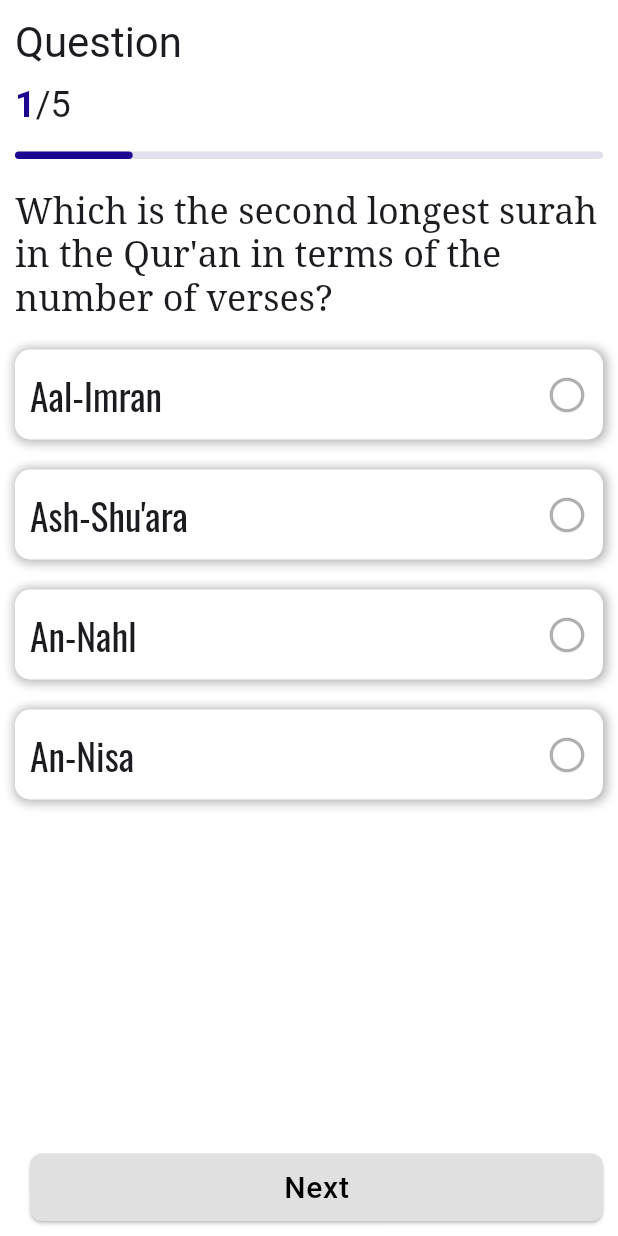
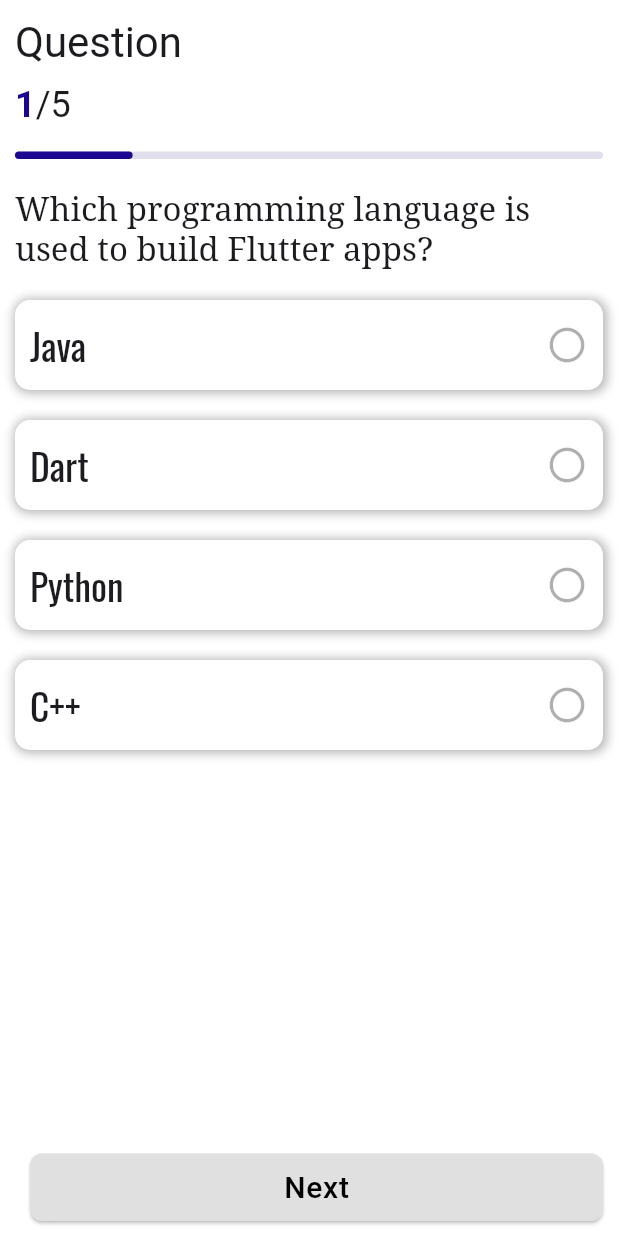
Before and after one commit to SalehMusleh04/Quiz-App-Flutter, a Flutter app: the screen it shows after launch, on a phone screen of 412 x 824 dp. Run offline on Flutter 3.47's test engine with Material 3 defaults, Android fonts, the phone set to English and light mode, and no system bars; our stand-ins replace google_fonts.

Commit message:
Update quiz questions

```diff
--- a/lib/main.dart
+++ b/lib/main.dart
@@ -10,7 +10,6 @@
 
   @override
   Widget build(BuildContext context) {
-
     return MaterialApp(
       home: HomePage(),
       debugShowCheckedModeBanner: false,
--- a/lib/models/question_item_model.dart
+++ b/lib/models/question_item_model.dart
@@ -9,50 +9,48 @@
 
 List<QuestionItemModel> questions = [
   QuestionItemModel(
-    title:
-        "Which is the second longest surah in the Qur'an in terms of the number of verses?",
+    title: "Which programming language is used to build Flutter apps?",
     answers: [
-      AnswerItemModel(answer: "Aal-Imran"),
-      AnswerItemModel(answer: "Ash-Shu'ara", isTrue: true),
-      AnswerItemModel(answer: "An-Nahl"),
-      AnswerItemModel(answer: "An-Nisa"),
+      AnswerItemModel(answer: "Java"),
+      AnswerItemModel(answer: "Dart", isTrue: true),
+      AnswerItemModel(answer: "Python"),
+      AnswerItemModel(answer: "C++"),
     ],
   ),
   QuestionItemModel(
-    title:
-        "Which of the following surahs begins with disjointed letters (Muqatta'at) and contains a verse of prostration (Sajdah)?",
+    title: "Which is the largest country in the world by land area?",
     answers: [
-      AnswerItemModel(answer: "Al-Furqan"),
-      AnswerItemModel(answer: "Al-Ankabut"),
-      AnswerItemModel(answer: "An-Najm"),
-      AnswerItemModel(answer: "An-Naml", isTrue: true),
+      AnswerItemModel(answer: "China"),
+      AnswerItemModel(answer: "USA"),
+      AnswerItemModel(answer: "Russia", isTrue: true),
+      AnswerItemModel(answer: "Canada"),
     ],
   ),
   QuestionItemModel(
-    title: "Who killed the Commander of the Faithful, Omar ibn al-Khattab ?",
+    title: "Which country has won the most FIFA World Cups?",
     answers: [
-      AnswerItemModel(answer: "Abu Lu'lu'ah al-Majusi", isTrue: true),
-      AnswerItemModel(answer: "Abdullah ibn Saba"),
-      AnswerItemModel(answer: "Ubayy ibn Khalaf"),
-      AnswerItemModel(answer: "Al-Walid ibn al-Mughirah"),
+      AnswerItemModel(answer: "Germany"),
+      AnswerItemModel(answer: "Argentina"),
+      AnswerItemModel(answer: "Brazil", isTrue: true),
+      AnswerItemModel(answer: "Italy"),
     ],
   ),
   QuestionItemModel(
-    title: 'How many times is the name "Muhammad" mentioned in the Qur\'an?',
+    title: "What is the square root of 144?",
     answers: [
-      AnswerItemModel(answer: "8"),
-      AnswerItemModel(answer: "6"),
-      AnswerItemModel(answer: "4", isTrue: true),
-      AnswerItemModel(answer: "2"),
+      AnswerItemModel(answer: "12", isTrue: true),
+      AnswerItemModel(answer: "10"),
+      AnswerItemModel(answer: "11"),
+      AnswerItemModel(answer: "14"),
     ],
   ),
   QuestionItemModel(
-    title: "Which prophet is mentioned the most in the Qur'an?",
+    title: "What is the 'Brain' of the computer called?",
     answers: [
-      AnswerItemModel(answer: "Eissa"),
-      AnswerItemModel(answer: "Mousa", isTrue: true),
-      AnswerItemModel(answer: "Ibrahim"),
-      AnswerItemModel(answer: "Adam"),
+      AnswerItemModel(answer: "RAM"),
+      AnswerItemModel(answer: "Hard Drive"),
+      AnswerItemModel(answer: "GPU"),
+      AnswerItemModel(answer: "CPU", isTrue: true),
     ],
   ),
 ];
--- a/lib/pages/home_page.dart
+++ b/lib/pages/home_page.dart
@@ -4,6 +4,7 @@
 import 'package:quiz_app2/widgets/custom_button.dart';
 import 'package:quiz_app2/widgets/question_counter.dart';
 import 'package:quiz_app2/widgets/question_item.dart';
+import 'package:google_fonts/google_fonts.dart';
 
 class HomePage extends StatefulWidget {
   const HomePage({super.key});
@@ -17,10 +18,10 @@
   int answerChosen = -1;
   bool showResult = false;
   int totalScore = 0;
+
   @override
   Widget build(BuildContext context) {
     int questionNumber = questionIndex + 1;
-
     return Scaffold(
       backgroundColor: Colors.white,
       body: SafeArea(
@@ -61,17 +62,6 @@
                     child: Row(
                       mainAxisAlignment: MainAxisAlignment.spaceBetween,
                       children: [
-                        // CustomButton(
-                        //   buttonName: 'Previous',
-                        //   isButtonAvailable: questionNumber != 1,
-                        //   changeQuestion: (questionNumber != 1)
-                        //       ? () {
-                        //           setState(() {
-                        //             questionIndex--;
-                        //           });
-                        //         }
-                        //       : null,
-                        // ),
                         const SizedBox(width: 10),
                         CustomButton(
                           buttonName: 'Next',
@@ -105,17 +95,14 @@
                   mainAxisAlignment: MainAxisAlignment.center,
                   children: [
                     Text(
-                      'CONGRATS 🎉🎉',
-                      style: Theme.of(
-                        context,
-                      ).textTheme.displaySmall!.copyWith(fontSize: 25),
+                      'Your total score is $totalScore / ${(10 * questions.length)}',
+                      style: GoogleFonts.exo2(
+                        textStyle: Theme.of(
+                          context,
+                        ).textTheme.displaySmall!.copyWith(fontSize: 25),
+                      ),
                     ),
-                    Text(
-                      'Your Total Score is $totalScore / ${(10 * questions.length)}',
-                      style: Theme.of(
-                        context,
-                      ).textTheme.displaySmall!.copyWith(fontSize: 25),
-                    ),
+                    const SizedBox(height: 10),
                     ElevatedButton(
                       onPressed: () {
                         setState(() {
--- a/lib/widgets/question_item.dart
+++ b/lib/widgets/question_item.dart
@@ -14,7 +14,7 @@
         style: GoogleFonts.notoSerif(
           textStyle: Theme.of(
             context,
-          ).textTheme.displaySmall!.copyWith(fontSize: 24),
+          ).textTheme.displaySmall!.copyWith(fontSize: 22),
         ),
       ),
     );
```
